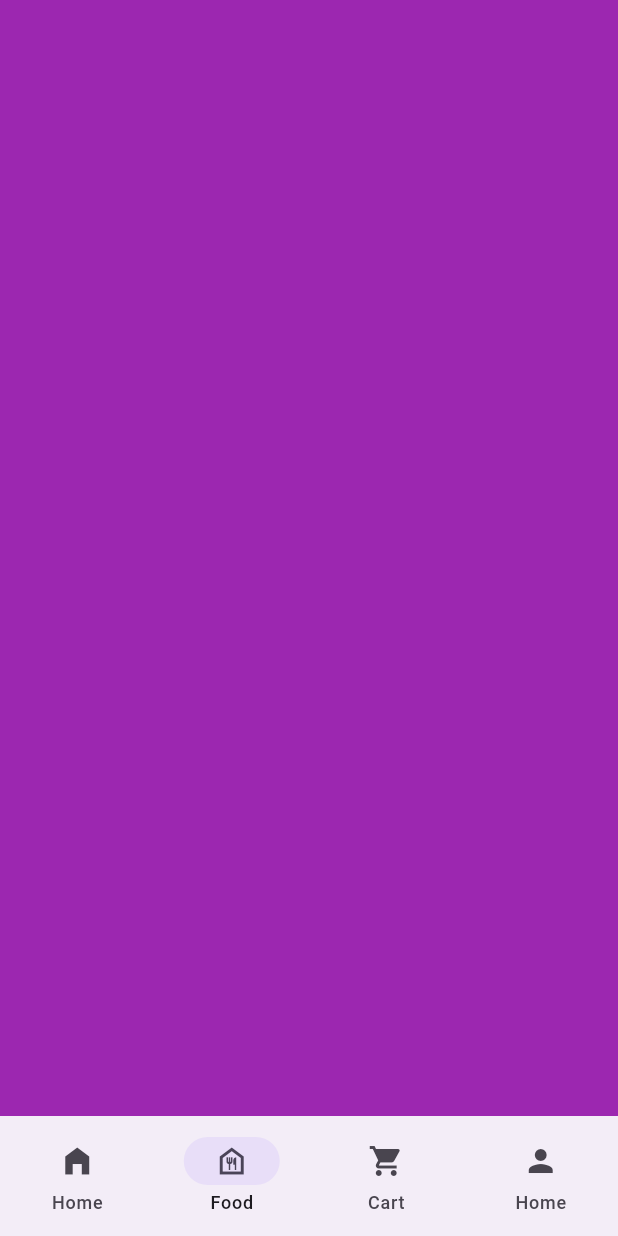
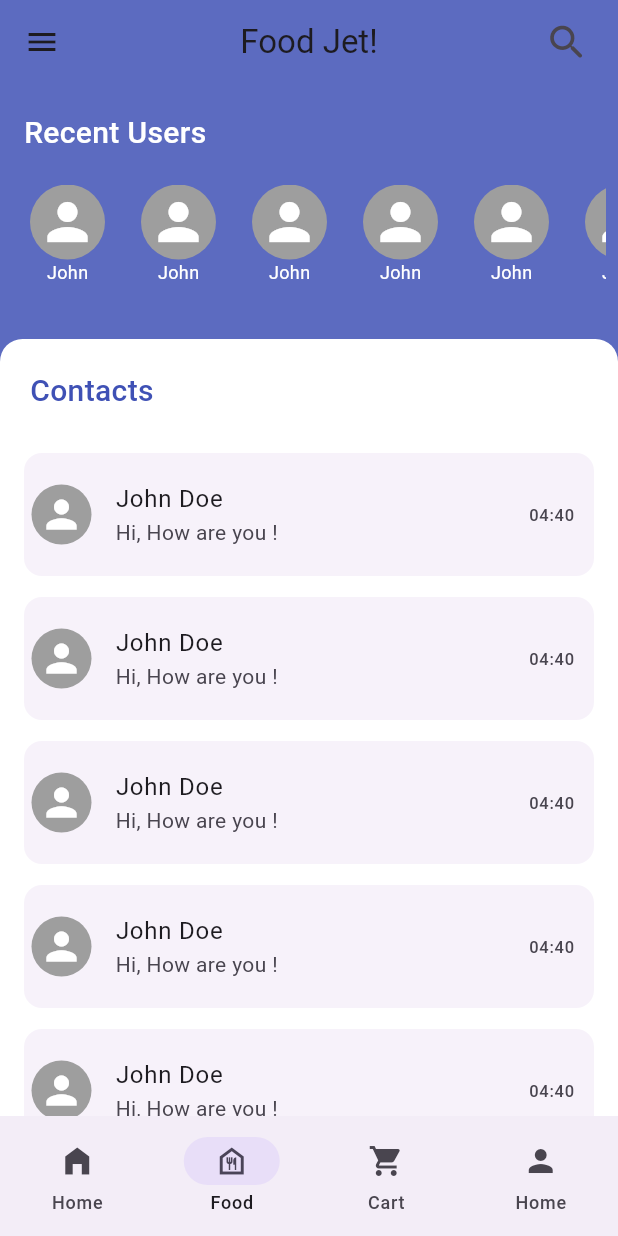
Before and after one commit to asaduzzamanlimon420/FOOD-JET, a Flutter app: the NavigationMenu screen opened directly, item 2 of the bottom bar chosen, on a phone screen of 412 x 824 dp. Run offline on Flutter 3.47's test engine with Material 3 defaults, Android fonts, the phone set to English and light mode, and no system bars; our stand-ins replace firebase_auth, firebase_core, flutter_svg, get, google_sign_in; accounts and stored records are empty.

Commit message:
chat full ui

```diff
--- /dev/null
+++ b/lib/comps/widgets.dart
@@ -0,0 +1,178 @@
+import 'package:firebase_auth/firebase_auth.dart';
+import 'package:flutter/material.dart';
+import 'package:food_jet/comps/animated-dialog.dart';
+import 'package:food_jet/comps/styles.dart';
+
+class ChatWidgets {
+  static Widget card({title, time, subtitle, onTap}) {
+    return Padding(
+      padding: const EdgeInsets.symmetric(vertical: 3.0),
+      child: Card(
+        elevation: 0,
+        child: ListTile(
+          onTap: onTap,
+          contentPadding: const EdgeInsets.all(5),
+          leading: const Padding(
+            padding: EdgeInsets.all(0.0),
+            child: CircleAvatar(
+                backgroundColor: Colors.grey,
+                child: Icon(
+                  Icons.person,
+                  size: 30,
+                  color: Colors.white,
+                )),
+          ),
+          title: Text(title),
+          subtitle:subtitle !=null? Text(subtitle): null,
+          trailing: Padding(
+            padding: const EdgeInsets.only(right: 8.0),
+            child: Text(time),
+          ),
+        ),
+      ),
+    );
+  }
+
+  static Widget circleProfile({onTap}) {
+    return Padding(
+      padding: const EdgeInsets.symmetric(horizontal: 12.0),
+      child: InkWell(
+        onTap: onTap,
+        child: Column(
+          crossAxisAlignment: CrossAxisAlignment.center,
+          children: const [
+            CircleAvatar(
+              radius: 25,
+              backgroundColor: Colors.grey,
+              child: Icon(
+                Icons.person,
+                size: 40,
+                color: Colors.white,
+              ),
+            ),
+            SizedBox(width: 50,child: Center(child: Text('John',style: TextStyle(height: 1.5,fontSize: 12,color: Colors.white),overflow: TextOverflow.ellipsis,)))
+          ],
+        ),
+      ),
+    );
+  }
+
+  static Widget messagesCard(i, message, time) {
+    bool check = i % 2 == 0;
+    return Padding(
+      padding: const EdgeInsets.all(8.0),
+      child: Row(
+        crossAxisAlignment: CrossAxisAlignment.end,
+        children: [
+          if (check) const Spacer(),
+          if (!check)
+            const CircleAvatar(
+              child: Icon(
+                Icons.person,
+                size: 13,
+                color: Colors.white,
+              ),
+              backgroundColor: Colors.grey,
+              radius: 10,
+            ),
+          ConstrainedBox(
+            constraints: const BoxConstraints(maxWidth: 250),
+            child: Container(
+              margin: const EdgeInsets.all(8),
+              padding: const EdgeInsets.all(10),
+              child: Text(
+                '$message\n\n$time',
+                style: TextStyle(color: check ? Colors.white : Colors.black),
+              ),
+              decoration: Styles.messagesCardStyle(check),
+            ),
+          ),
+          if (check)
+            const CircleAvatar(
+              child: Icon(
+                Icons.person,
+                size: 13,
+                color: Colors.white,
+              ),
+              backgroundColor: Colors.grey,
+              radius: 10,
+            ),
+          if (!check) const Spacer(),
+        ],
+      ),
+    );
+  }
+
+  static messageField({required onSubmit}) {
+    final con = TextEditingController();
+    return Container(
+      margin: const EdgeInsets.all(5),
+      child: TextField(
+        controller: con,
+        decoration: Styles.messageTextFieldStyle(onSubmit: () {
+          onSubmit(con);
+        }),
+      ),
+      decoration: Styles.messageFieldCardStyle(),
+    );
+  }
+
+  static drawer() {
+    return Drawer(
+      backgroundColor: Colors.indigo.shade400,
+      child: SafeArea(
+        child: Padding(
+          padding: const EdgeInsets.symmetric(vertical: 18.0, horizontal: 20),
+          child: Theme(
+            data: ThemeData.dark(),
+            child: Column(
+              children: [
+                CircleAvatar(
+                  child: Icon(
+                    Icons.person,
+                    size: 60,
+                    color: Colors.white,
+                  ),
+                  radius: 60,
+                  backgroundColor: Colors.grey,
+                ),
+                SizedBox(height: 10),
+                Divider(
+                  color: Colors.white,
+                ),
+                ListTile(
+                  leading: Icon(Icons.person),
+                  title: Text('Profile'),
+                ),
+                ListTile(
+                  leading: Icon(Icons.logout),
+                  title: Text('Logout'),
+                  onTap: ()async=>await FirebaseAuth.instance.signOut(),
+                )
+              ],
+            ),
+          ),
+        ),
+      ),
+    );
+  }
+
+  static searchBar(bool open, ) {
+    return AnimatedDialog(
+      height: open ? 800 : 0,
+      width: open ? 400 : 0,
+
+    );
+  }
+
+  static searchField({Function(String)? onChange}) {
+    return Container(
+      margin: const EdgeInsets.all(10),
+      decoration: Styles.messageFieldCardStyle(),
+      child: TextField(
+        onChanged: onChange,
+        decoration: Styles.searchTextFieldStyle(),
+      ),
+    );
+  }
+}
--- /dev/null
+++ b/lib/homepage.dart
@@ -0,0 +1,131 @@
+import 'package:flutter/material.dart';
+import 'package:food_jet/chatpage.dart';
+import 'comps/styles.dart';
+import 'comps/widgets.dart';
+
+class MyHomePage extends StatefulWidget {
+  const MyHomePage({Key? key}) : super(key: key);
+  @override
+  State<MyHomePage> createState() => _MyHomePageState();
+}
+
+class _MyHomePageState extends State<MyHomePage> {
+  bool open  = false;
+  @override
+  Widget build(BuildContext context) {
+    return Scaffold(
+      backgroundColor: Colors.indigo.shade400,
+      appBar: AppBar(
+        backgroundColor: Colors.indigo.shade400,
+        title: const Text('Food Jet!'),
+        elevation: 0,
+        centerTitle: true,
+        actions: [
+          Padding(
+            padding: const EdgeInsets.only(right: 10.0),
+            child: IconButton(
+                onPressed: () {
+                  setState(() {
+                    open == true? open = false: open = true;
+                  });
+                },
+                icon:  Icon(
+                  open == true? Icons.close_rounded :Icons.search_rounded,
+                  size: 30,
+                )),
+          )
+        ],
+      ),
+      drawer: ChatWidgets.drawer(),
+      body: SafeArea(
+        child: Stack(
+          alignment: AlignmentDirectional.topEnd,
+          children: [
+            Column(
+              crossAxisAlignment: CrossAxisAlignment.start,
+              children: [
+                Container(
+                  margin: const EdgeInsets.all(0),
+                  child: Container(
+                    color: Colors.indigo.shade400,
+                    padding: const EdgeInsets.all(8),
+                    height: 160,
+                    child: Column(
+                      crossAxisAlignment: CrossAxisAlignment.start,
+                      children: [
+                        const Spacer(),
+                        Padding(
+                          padding: const EdgeInsets.symmetric(
+                              horizontal: 8.0, vertical: 10),
+                          child: Text(
+                            'Recent Users',
+                            style: Styles.h1(),
+                          ),
+                        ),
+                        Container(
+                          margin: const EdgeInsets.symmetric(vertical: 10),
+                          height: 80,
+                          child: ListView.builder(
+                            scrollDirection: Axis.horizontal,
+                            itemBuilder: (context, i) {
+                              return ChatWidgets.circleProfile();
+                            },
+                          ),
+                        ),
+                      ],
+                    ),
+                  ),
+                ),
+                Expanded(
+                  child: Container(
+                    margin: const EdgeInsets.only(top: 10),
+                    decoration: Styles.friendsBox(),
+                    child: Column(
+                      crossAxisAlignment: CrossAxisAlignment.start,
+                      children: [
+                        Padding(
+                          padding: const EdgeInsets.symmetric(
+                              horizontal: 20, vertical: 20),
+                          child: Text(
+                            'Contacts',
+                            style: Styles.h1().copyWith(color: Colors.indigo),
+                          ),
+                        ),
+                        Expanded(
+                          child: Padding(
+                            padding: const EdgeInsets.symmetric(horizontal: 12.0),
+                            child: ListView.builder(
+                              itemBuilder: (context, i) {
+                                return ChatWidgets.card(
+                                  title: 'John Doe',
+                                  subtitle: 'Hi, How are you !',
+                                  time: '04:40',
+                                  onTap: () {
+                                    Navigator.of(context).push(
+                                      MaterialPageRoute(
+                                        builder: (context) {
+                                          return const ChatPage(
+                                            id: '',
+                                          );
+                                        },
+                                      ),
+                                    );
+                                  },
+                                );
+                              },
+                            ),
+                          ),
+                        ),
+                      ],
+                    ),
+                  ),
+                ),
+              ],
+            ),
+            ChatWidgets.searchBar(open)
+          ],
+        ),
+      ),
+    );
+  }
+}
--- a/lib/navigation_bar.dart
+++ b/lib/navigation_bar.dart
@@ -1,6 +1,7 @@
 import 'package:flutter/material.dart';
 import 'package:food_jet/Profile_page.dart';
 import 'package:food_jet/file/home_screen.dart';
+import 'package:food_jet/homepage.dart';
 import 'package:get/get.dart';
 import 'package:get/get_rx/src/rx_types/rx_types.dart';
 import 'package:get/get_state_manager/src/simple/get_controllers.dart';
@@ -35,5 +36,5 @@ class NavigationMenu extends StatelessWidget {
 class NavigationController extends GetxController{
   final Rx<int> selectedIndex =0.obs;
 
-  final screens =[HomeScreen(),Container(color: Colors.purple,),ShoppingCart(),const Profile_page()];
+  final screens =[HomeScreen(),const MyHomePage(),ShoppingCart(),const Profile_page()];
 }
--- a/pubspec.yaml
+++ b/pubspec.yaml
@@ -42,6 +42,8 @@ dependencies:
   firebase_core: ^2.24.2
   firebase: ^9.0.3
   google_sign_in: ^6.1.6
+  flutter_login_template: ^1.1.0
+  google_sign_in_web: ^0.12.2+1
 
 dev_dependencies:
   flutter_test:
```
Also changed, not shown: lib/chatpage.dart (added, +65 -0 lines), lib/components/square_tiles.dart (+6 -1 lines), lib/comps/animated-dialog.dart (added, +83 -0 lines), lib/comps/styles.dart (added, +56 -0 lines), lib/login_page.dart (+5 -2 lines), lib/models/auth_service.dart (added, +17 -0 lines), lib/register_page.dart (+7 -4 lines), pubspec.lock.
